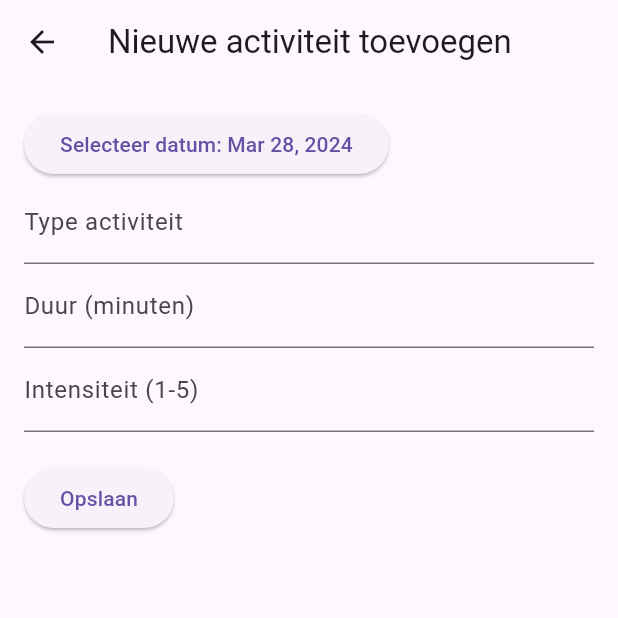
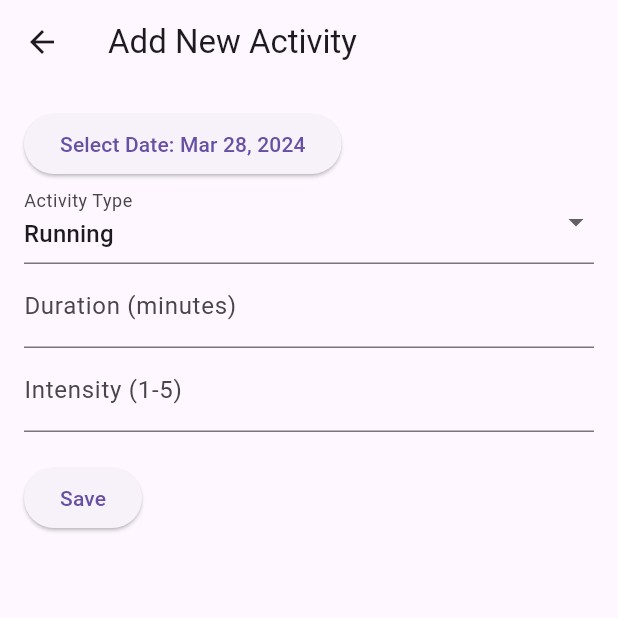
Before and after one commit to YunusS03/sport_tracker, a Flutter app: the screen it shows after launch, after a tap on the "add" icon, on a phone screen of 412 x 824 dp, the top half of it. Run offline on Flutter 3.47's test engine with Material 3 defaults, Android fonts, the phone set to English and light mode, and no system bars; our stand-ins replace sqflite; accounts and stored records are empty.

Commit message:
activity group detail & delete

```diff
--- /dev/null
+++ b/lib/screens/ActivityDetailScreen.dart
@@ -0,0 +1,59 @@
+import 'package:flutter/material.dart';
+import 'package:intl/intl.dart';
+import 'package:provider/provider.dart';
+import '../providers/activiteitenprovider.dart';
+
+class ActivityDetailScreen extends StatelessWidget {
+  final String groupKey;
+
+  ActivityDetailScreen({required this.groupKey});
+
+  @override
+  Widget build(BuildContext context) {
+    final groupedActivities = Provider.of<ActivityProvider>(context).activitiesByWeek[groupKey];
+    return Scaffold(
+      appBar: AppBar(
+        title: Text('Activity Details'),
+      ),
+      body: ListView.builder(
+        itemCount: groupedActivities!.length,
+        itemBuilder: (context, index) {
+          final activity = groupedActivities[index];
+          return Card(
+            child: ListTile(
+              title: Text('Type: ${activity.type}'),
+              subtitle: Column(
+                crossAxisAlignment: CrossAxisAlignment.start,
+                children: [
+                  Text('Date: ${DateFormat.yMMMd().format(activity.date)}'),
+                  Text('Duration: ${activity.duration.inMinutes} minutes'),
+                  Text('Intensity: ${activity.intensity}'),
+                ],
+              ),
+              trailing: IconButton(
+                icon: Icon(Icons.delete),
+                onPressed: () {
+                  _removeActivity(context, activity);
+                },
+              ),
+              onTap: () {
+                Navigator.push(
+                  context,
+                  MaterialPageRoute(
+                    builder: (context) => ActivityDetailScreen(groupKey: groupKey), // Pass the groupKey to detail screen
+                  ),
+                );
+              },
+            ),
+          );
+        },
+      ),
+    );
+  }
+
+  void _removeActivity(BuildContext context, Activity activity) {
+    final activityProvider = Provider.of<ActivityProvider>(context, listen: false);
+    activityProvider.removeActivity(activity);
+    Navigator.pop(context); // Navigate back to the previous screen
+  }
+}
--- a/lib/screens/AddActivityScreen.dart
+++ b/lib/screens/AddActivityScreen.dart
@@ -10,16 +10,19 @@ class AddActivityScreen extends StatefulWidget {
 }
 
 class _AddActivityScreenState extends State<AddActivityScreen> {
-  final TextEditingController _typeController = TextEditingController();
   final TextEditingController _durationController = TextEditingController();
   final TextEditingController _intensityController = TextEditingController();
   DateTime _selectedDate = DateTime.now();
+  String _selectedActivityType = 'Running'; // Default activity type
+
+  // List of predefined activity types
+  final List<String> activityTypes = ['Running', 'Cycling', 'Swimming', 'Walking', 'Other'];
 
   @override
   Widget build(BuildContext context) {
     return Scaffold(
       appBar: AppBar(
-        title: Text('Nieuwe activiteit toevoegen'),
+        title: Text('Add New Activity'),
       ),
       body: Padding(
         padding: const EdgeInsets.all(16.0),
@@ -40,40 +43,50 @@ class _AddActivityScreenState extends State<AddActivityScreen> {
                   });
                 }
               },
-              child: Text('Selecteer datum: ${DateFormat.yMMMd().format(_selectedDate)}'),
+              child: Text('Select Date: ${DateFormat.yMMMd().format(_selectedDate)}'),
             ),
-            TextFormField(
-              controller: _typeController,
-              decoration: InputDecoration(labelText: 'Type activiteit'),
+            DropdownButtonFormField(
+              value: _selectedActivityType,
+              onChanged: (String? value) {
+                setState(() {
+                  _selectedActivityType = value!;
+                });
+              },
+              items: activityTypes.map<DropdownMenuItem<String>>((String value) {
+                return DropdownMenuItem<String>(
+                  value: value,
+                  child: Text(value),
+                );
+              }).toList(),
+              decoration: InputDecoration(labelText: 'Activity Type'),
             ),
             TextFormField(
               controller: _durationController,
-              decoration: InputDecoration(labelText: 'Duur (minuten)'),
+              decoration: InputDecoration(labelText: 'Duration (minutes)'),
               keyboardType: TextInputType.number,
             ),
             TextFormField(
               controller: _intensityController,
-              decoration: InputDecoration(labelText: 'Intensiteit (1-5)'),
+              decoration: InputDecoration(labelText: 'Intensity (1-5)'),
               keyboardType: TextInputType.number,
             ),
             SizedBox(height: 20),
             ElevatedButton(
               onPressed: () {
                 final activityProvider = Provider.of<ActivityProvider>(context, listen: false);
-                final String type = _typeController.text;
                 final int duration = int.tryParse(_durationController.text) ?? 0;
                 final int intensity = int.tryParse(_intensityController.text) ?? 0;
 
                 activityProvider.addActivity(Activity(
                   date: _selectedDate,
-                  type: type,
+                  type: _selectedActivityType,
                   duration: Duration(minutes: duration),
                   intensity: intensity,
                 ));
 
-                Navigator.pop(context); // Ga terug naar HomeScreen
+                Navigator.pop(context); // Go back to HomeScreen
               },
-              child: Text('Opslaan'),
+              child: Text('Save'),
             ),
           ],
         ),
--- a/lib/screens/home_screen.dart
+++ b/lib/screens/home_screen.dart
@@ -1,16 +1,16 @@
 import 'package:flutter/material.dart';
 import 'package:intl/intl.dart';
 import 'package:provider/provider.dart';
-
 import '../providers/activiteitenprovider.dart';
-import 'AddActivityScreen.dart'; // Replace with your actual import
+import 'AddActivityScreen.dart';
+import 'ActivityDetailScreen.dart'; // Import the ActivityDetailScreen
 
 class HomeScreen extends StatelessWidget {
   @override
   Widget build(BuildContext context) {
     return Scaffold(
       appBar: AppBar(
-        title: Text(
+        title: const Text(
           'SportTracker',
           style: TextStyle(
             fontFamily: 'Montserrat', // Using a fitness-themed font
@@ -50,7 +50,7 @@ class HomeScreen extends StatelessWidget {
         backgroundColor: Colors.green, // Customizing the FAB color
       ),
       bottomNavigationBar: BottomNavigationBar(
-        items: [
+        items: const [
           BottomNavigationBarItem(
             icon: Icon(Icons.home),
             label: 'Home',
@@ -112,7 +112,12 @@ class HomeScreen extends StatelessWidget {
                   ],
                 ),
                 onTap: () {
-                  // Implement activity details screen
+                  Navigator.push(
+                    context,
+                    MaterialPageRoute(
+                      builder: (context) => ActivityDetailScreen(groupKey: key),
+                    ),
+                  );
                 },
               ),
             );
```
